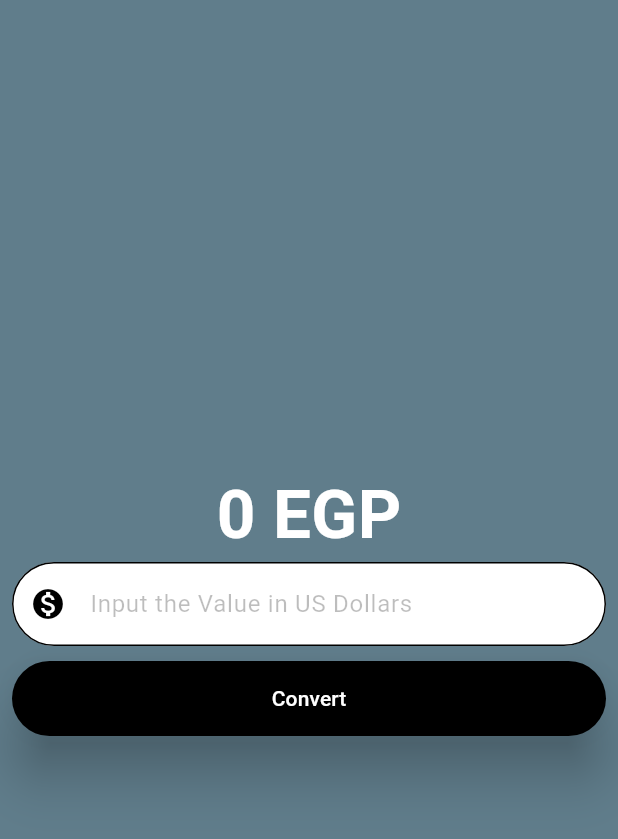
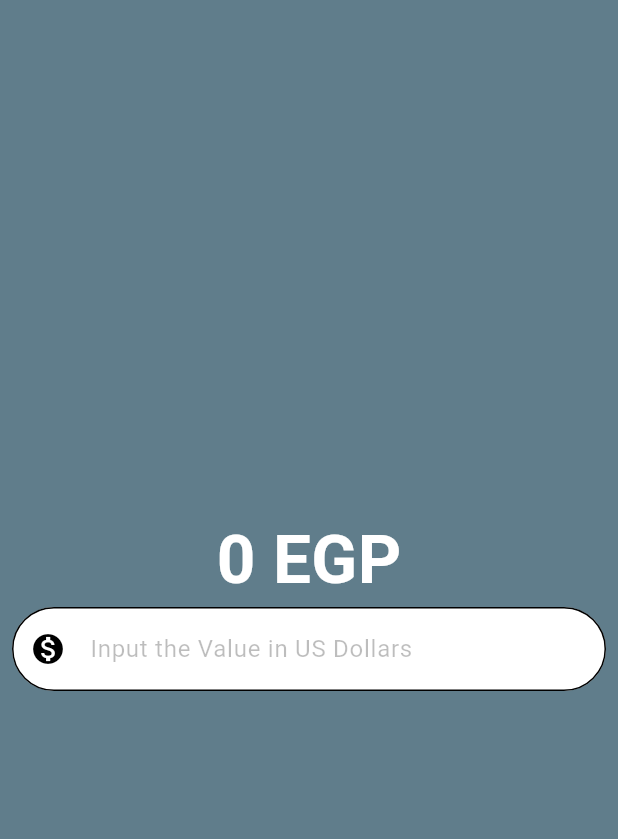
Before and after one commit to g-magdy/currency_converter, a Flutter app: the screen it shows after launch, on a phone screen of 412 x 824 dp, the part 59-898 px from its top. Run offline on Flutter 3.47's test engine with Material 3 defaults, Android fonts, the phone set to English and light mode, and no system bars.

```diff
--- a/lib/pages/currency_converter_material_page.dart
+++ b/lib/pages/currency_converter_material_page.dart
@@ -53,7 +53,7 @@ class _CurrencyConverterMaterialPageState
             mainAxisAlignment: MainAxisAlignment.center,
             children: [
               Text(
-                "${result != 0 ? result.toStringAsFixed(2) : result.toStringAsFixed(0)} EGP",
+                "${result != result.toInt() ? result.toStringAsFixed(3) : result.toStringAsFixed(0)} EGP",
                 style: const TextStyle(
                   fontSize: 45,
                   fontWeight: FontWeight.bold,
@@ -61,6 +61,13 @@ class _CurrencyConverterMaterialPageState
                 ),
               ),
               TextField(
+                onChanged: (value) => setState(() {
+                  if (value != "") {
+                    result = double.parse(value) * 48;
+                  } else {
+                    result = 0;
+                  }
+                }),
                 controller: textEditingController,
                 cursorColor: Colors.white,
                 style: const TextStyle(color: Colors.black),
@@ -76,25 +83,6 @@ class _CurrencyConverterMaterialPageState
                 ),
                 keyboardType: TextInputType.number,
               ),
-              const SizedBox(
-                height: 10,
-              ),
-              ElevatedButton(
-                onPressed: () {
-                  //* this setState function is what triggers the rebuild
-                  //* of the changed widget
-                  setState(() {
-                    result = double.parse(textEditingController.text) * 50;
-                  });
-                },
-                style: ElevatedButton.styleFrom(
-                  elevation: 15,
-                  backgroundColor: Colors.black,
-                  foregroundColor: Colors.white,
-                  minimumSize: const Size(double.infinity, 50),
-                ),
-                child: const Text("Convert"),
-              ),
             ],
           ),
         ),
```
